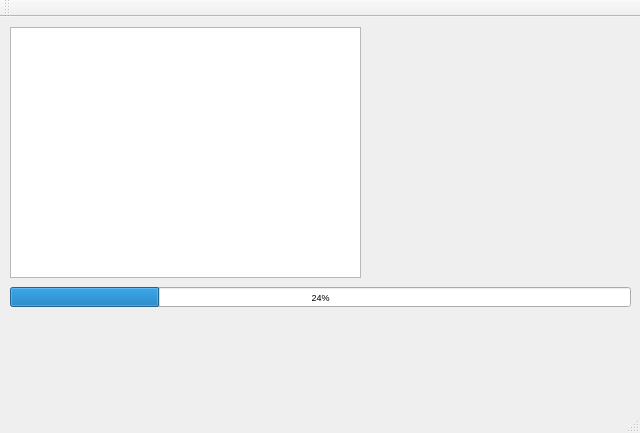
alakiza/Labs, file TRPO/Lab2/mainwindow.ui: the form before one commit.
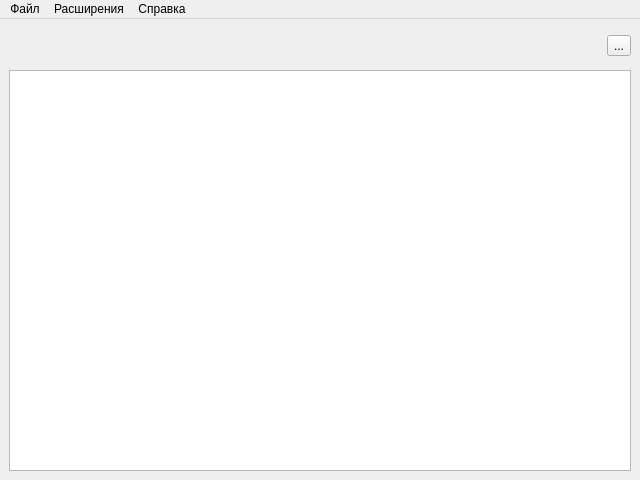
The form after the commit. Icons and pictures are not drawn.

Patch:
```diff
--- a/TRPO/Lab2/mainwindow.ui
+++ b/TRPO/Lab2/mainwindow.ui
@@ -7,41 +7,99 @@
     <x>0</x>
     <y>0</y>
     <width>640</width>
-    <height>433</height>
+    <height>480</height>
    </rect>
   </property>
   <property name="windowTitle">
    <string>MainWindow</string>
   </property>
+  <property name="autoFillBackground">
+   <bool>true</bool>
+  </property>
   <widget class="QWidget" name="centralwidget">
-   <widget class="QListView" name="listView">
-    <property name="geometry">
-     <rect>
-      <x>10</x>
-      <y>10</y>
-      <width>351</width>
-      <height>251</height>
-     </rect>
-    </property>
-   </widget>
-   <widget class="QProgressBar" name="progressBar">
-    <property name="geometry">
-     <rect>
-      <x>10</x>
-      <y>270</y>
-      <width>621</width>
-      <height>20</height>
-     </rect>
-    </property>
-    <property name="font">
-     <font>
-      <pointsize>7</pointsize>
-     </font>
-    </property>
-    <property name="value">
-     <number>24</number>
-    </property>
-   </widget>
+   <layout class="QGridLayout" name="gridLayout">
+    <item row="0" column="1">
+     <widget class="QPushButton" name="UploadButton">
+      <property name="sizePolicy">
+       <sizepolicy hsizetype="Minimum" vsizetype="Fixed">
+        <horstretch>0</horstretch>
+        <verstretch>0</verstretch>
+       </sizepolicy>
+      </property>
+      <property name="minimumSize">
+       <size>
+        <width>36</width>
+        <height>36</height>
+       </size>
+      </property>
+      <property name="text">
+       <string/>
+      </property>
+      <property name="icon">
+       <iconset>
+        <normaloff>../../../Upload.png</normaloff>../../../Upload.png</iconset>
+      </property>
+      <property name="iconSize">
+       <size>
+        <width>24</width>
+        <height>24</height>
+       </size>
+      </property>
+      <property name="flat">
+       <bool>true</bool>
+      </property>
+     </widget>
+    </item>
+    <item row="0" column="0">
+     <widget class="QPushButton" name="DownloadButton">
+      <property name="minimumSize">
+       <size>
+        <width>36</width>
+        <height>36</height>
+       </size>
+      </property>
+      <property name="text">
+       <string/>
+      </property>
+      <property name="icon">
+       <iconset>
+        <normaloff>../../../Download.png</normaloff>../../../Download.png</iconset>
+      </property>
+      <property name="iconSize">
+       <size>
+        <width>24</width>
+        <height>24</height>
+       </size>
+      </property>
+      <property name="flat">
+       <bool>true</bool>
+      </property>
+     </widget>
+    </item>
+    <item row="0" column="2">
+     <spacer name="horizontalSpacer">
+      <property name="orientation">
+       <enum>Qt::Horizontal</enum>
+      </property>
+      <property name="sizeHint" stdset="0">
+       <size>
+        <width>40</width>
+        <height>20</height>
+       </size>
+      </property>
+     </spacer>
+    </item>
+    <item row="1" column="0" colspan="4">
+     <widget class="QListView" name="EntrylistView"/>
+    </item>
+    <item row="0" column="3">
+     <widget class="QToolButton" name="ShowPanelButton">
+      <property name="text">
+       <string>...</string>
+      </property>
+     </widget>
+    </item>
+   </layout>
   </widget>
   <widget class="QMenuBar" name="menuBar">
    <property name="geometry">
@@ -52,20 +110,52 @@
      <height>22</height>
     </rect>
    </property>
-  </widget>
-  <widget class="QToolBar" name="toolBar">
-   <property name="windowTitle">
-    <string>toolBar</string>
+   <property name="sizePolicy">
+    <sizepolicy hsizetype="MinimumExpanding" vsizetype="Minimum">
+     <horstretch>0</horstretch>
+     <verstretch>0</verstretch>
+    </sizepolicy>
    </property>
-   <attribute name="toolBarArea">
-    <enum>TopToolBarArea</enum>
-   </attribute>
-   <attribute name="toolBarBreak">
-    <bool>false</bool>
-   </attribute>
+   <property name="layoutDirection">
+    <enum>Qt::LeftToRight</enum>
+   </property>
+   <property name="nativeMenuBar">
+    <bool>true</bool>
+   </property>
+   <widget class="QMenu" name="FileMenu">
+    <property name="title">
+     <string>Файл</string>
+    </property>
+    <addaction name="action_3"/>
+    <addaction name="action_12"/>
+    <addaction name="action_4"/>
+    <addaction name="action_13"/>
+    <addaction name="separator"/>
+    <addaction name="quit_Menu_action"/>
+   </widget>
+   <widget class="QMenu" name="menu_2">
+    <property name="title">
+     <string>Расширения</string>
+    </property>
+    <addaction name="action_8"/>
+    <addaction name="ExtensionsListShow_Action"/>
+    <addaction name="separator"/>
+    <addaction name="action_10"/>
+   </widget>
+   <widget class="QMenu" name="menu_4">
+    <property name="title">
+     <string>Справка</string>
+    </property>
+    <addaction name="action"/>
+    <addaction name="separator"/>
+    <addaction name="action_Qt"/>
+    <addaction name="action_7"/>
+   </widget>
+   <addaction name="FileMenu"/>
+   <addaction name="menu_2"/>
+   <addaction name="menu_4"/>
   </widget>
-  <widget class="QStatusBar" name="statusBar"/>
-  <action name="actionsdfs">
+  <action name="quit_Menu_action">
    <property name="text">
     <string>Файл</string>
    </property>
```
Left out of the diff: 62 changed lines with no effect on the pictures.
